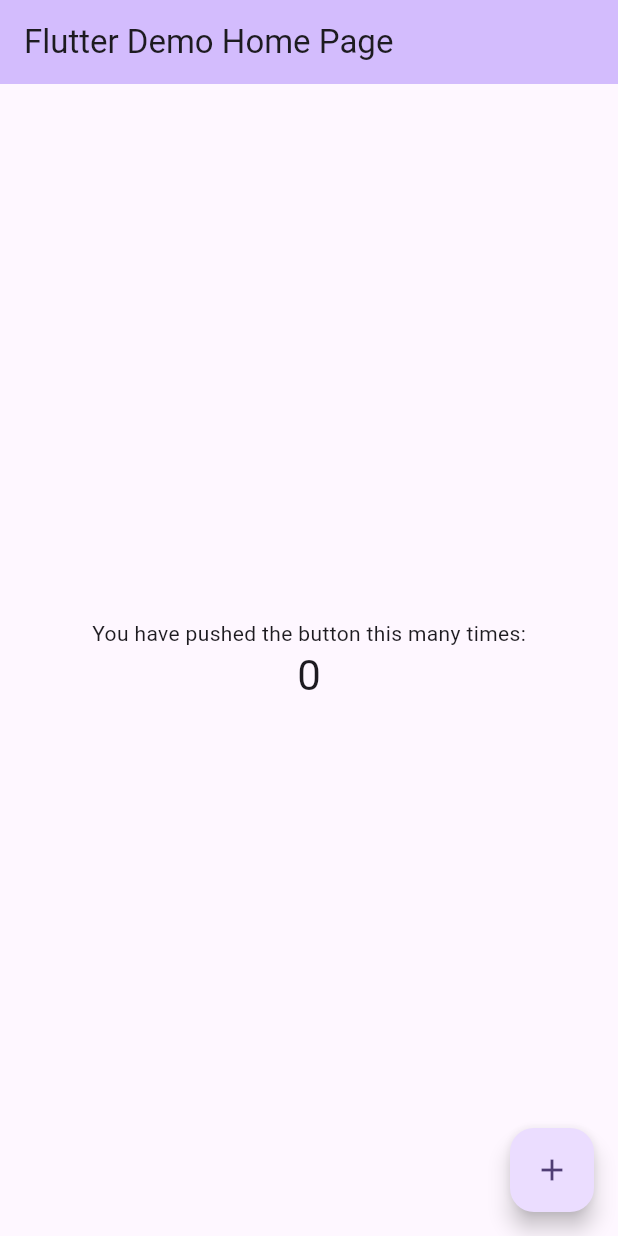
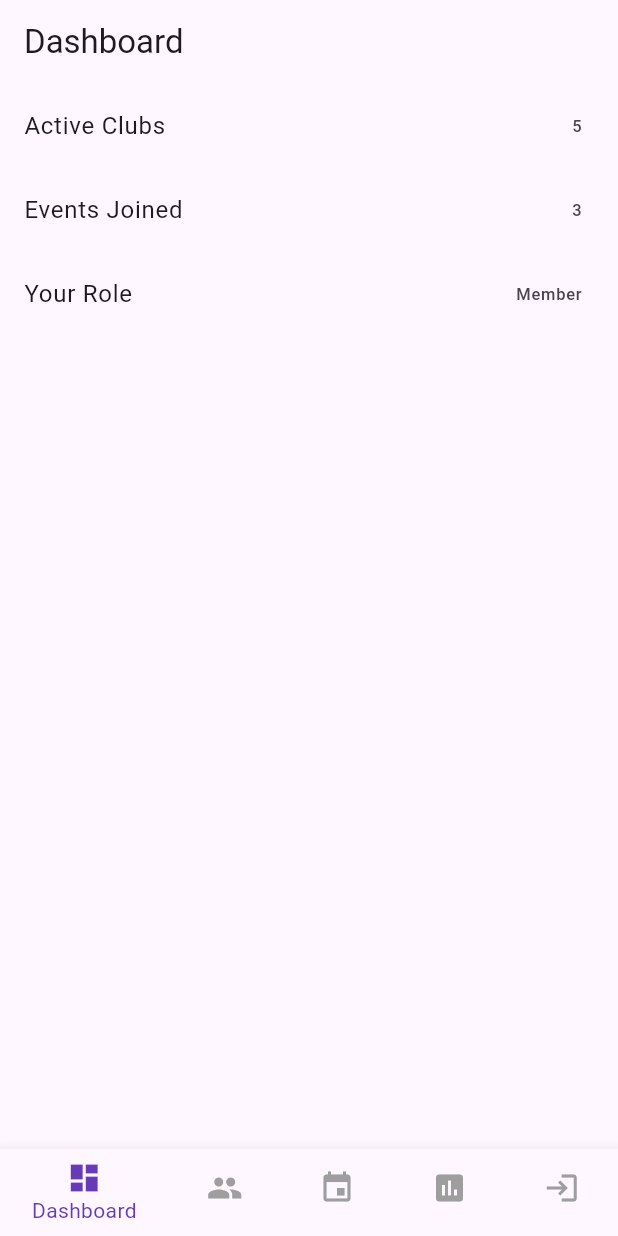
Before and after one commit to abdash1/clubhouse, a Flutter app: the screen it shows after launch, on a phone screen of 412 x 824 dp. Run offline on Flutter 3.47's test engine with Material 3 defaults, Android fonts, the phone set to English and light mode, and no system bars; our stand-ins replace cloud_firestore, flutter_bloc; accounts and stored records are empty.

Commit message:
screens ready

```diff
--- /dev/null
+++ b/lib/features/dashboard/screens/dashboard_screen.dart
@@ -0,0 +1,26 @@
+import 'package:flutter/material.dart';
+
+class DashboardScreen extends StatelessWidget {
+  const DashboardScreen({super.key});
+
+  @override
+  Widget build(BuildContext context) {
+    final dummyStats = {
+      'Active Clubs': 5,
+      'Events Joined': 3,
+      'Your Role': 'Member',
+    };
+
+    return Scaffold(
+      appBar: AppBar(title: const Text('Dashboard')),
+      body: ListView(
+        children: dummyStats.entries.map((entry) {
+          return ListTile(
+            title: Text(entry.key),
+            trailing: Text(entry.value.toString()),
+          );
+        }).toList(),
+      ),
+    );
+  }
+}
--- a/lib/main.dart
+++ b/lib/main.dart
@@ -1,4 +1,9 @@
 import 'package:flutter/material.dart';
+import 'features/auth/screens/login_screen.dart';
+import 'features/clubs/screens/club_list_screen.dart';
+import 'features/events/screens/event_list_screen.dart';
+import 'features/polls/screens/poll_screen.dart';
+import 'features/dashboard/screens/dashboard_screen.dart';
 
 void main() {
   runApp(const MyApp());
@@ -7,116 +12,75 @@ void main() {
 class MyApp extends StatelessWidget {
   const MyApp({super.key});
 
-  // This widget is the root of your application.
   @override
   Widget build(BuildContext context) {
     return MaterialApp(
-      title: 'Flutter Demo',
+      title: 'Clubs App',
       theme: ThemeData(
-        // This is the theme of your application.
-        //
-        // TRY THIS: Try running your application with "flutter run". You'll see
-        // the application has a purple toolbar. Then, without quitting the app,
-        // try changing the seedColor in the colorScheme below to Colors.green
-        // and then invoke "hot reload" (save your changes or press the "hot
-        // reload" button in a Flutter-supported IDE, or press "r" if you used
-        // the command line to start the app).
-        //
-        // Notice that the counter didn't reset back to zero; the application
-        // state is not lost during the reload. To reset the state, use hot
-        // restart instead.
-        //
-        // This works for code too, not just values: Most code changes can be
-        // tested with just a hot reload.
         colorScheme: ColorScheme.fromSeed(seedColor: Colors.deepPurple),
       ),
-      home: const MyHomePage(title: 'Flutter Demo Home Page'),
+      home: const MainScreen(),
     );
   }
 }
 
-class MyHomePage extends StatefulWidget {
-  const MyHomePage({super.key, required this.title});
-
-  // This widget is the home page of your application. It is stateful, meaning
-  // that it has a State object (defined below) that contains fields that affect
-  // how it looks.
-
-  // This class is the configuration for the state. It holds the values (in this
-  // case the title) provided by the parent (in this case the App widget) and
-  // used by the build method of the State. Fields in a Widget subclass are
-  // always marked "final".
-
-  final String title;
+class MainScreen extends StatefulWidget {
+  const MainScreen({super.key});
 
   @override
-  State<MyHomePage> createState() => _MyHomePageState();
+  State<MainScreen> createState() => _MainScreenState();
 }
 
-class _MyHomePageState extends State<MyHomePage> {
-  int _counter = 0;
+class _MainScreenState extends State<MainScreen> {
+  int _selectedIndex = 0;
 
-  void _incrementCounter() {
+  // List of screens
+  static final List<Widget> _screens = [
+    const DashboardScreen(),
+    const ClubListScreen(),
+    const EventListScreen(),
+    const PollScreen(),
+    const LoginScreen(),
+  ];
+
+  void _onItemTapped(int index) {
     setState(() {
-      // This call to setState tells the Flutter framework that something has
-      // changed in this State, which causes it to rerun the build method below
-      // so that the display can reflect the updated values. If we changed
-      // _counter without calling setState(), then the build method would not be
-      // called again, and so nothing would appear to happen.
-      _counter++;
+      _selectedIndex = index;
     });
   }
 
   @override
   Widget build(BuildContext context) {
-    // This method is rerun every time setState is called, for instance as done
-    // by the _incrementCounter method above.
-    //
-    // The Flutter framework has been optimized to make rerunning build methods
-    // fast, so that you can just rebuild anything that needs updating rather
-    // than having to individually change instances of widgets.
     return Scaffold(
-      appBar: AppBar(
-        // TRY THIS: Try changing the color here to a specific color (to
-        // Colors.amber, perhaps?) and trigger a hot reload to see the AppBar
-        // change color while the other colors stay the same.
-        backgroundColor: Theme.of(context).colorScheme.inversePrimary,
-        // Here we take the value from the MyHomePage object that was created by
-        // the App.build method, and use it to set our appbar title.
-        title: Text(widget.title),
+      body: _screens[_selectedIndex],
+      bottomNavigationBar: BottomNavigationBar(
+        currentIndex: _selectedIndex,
+        onTap: _onItemTapped,
+        selectedItemColor: Colors.deepPurple,
+        unselectedItemColor: Colors.grey,
+        items: const [
+          BottomNavigationBarItem(
+            icon: Icon(Icons.dashboard),
+            label: 'Dashboard',
+          ),
+          BottomNavigationBarItem(
+            icon: Icon(Icons.group),
+            label: 'Clubs',
+          ),
+          BottomNavigationBarItem(
+            icon: Icon(Icons.event),
+            label: 'Events',
+          ),
+          BottomNavigationBarItem(
+            icon: Icon(Icons.poll),
+            label: 'Polls',
+          ),
+          BottomNavigationBarItem(
+            icon: Icon(Icons.login),
+            label: 'Login',
+          ),
+        ],
       ),
-      body: Center(
-        // Center is a layout widget. It takes a single child and positions it
-        // in the middle of the parent.
-        child: Column(
-          // Column is also a layout widget. It takes a list of children and
-          // arranges them vertically. By default, it sizes itself to fit its
-          // children horizontally, and tries to be as tall as its parent.
-          //
-          // Column has various properties to control how it sizes itself and
-          // how it positions its children. Here we use mainAxisAlignment to
-          // center the children vertically; the main axis here is the vertical
-          // axis because Columns are vertical (the cross axis would be
-          // horizontal).
-          //
-          // TRY THIS: Invoke "debug painting" (choose the "Toggle Debug Paint"
-          // action in the IDE, or press "p" in the console), to see the
-          // wireframe for each widget.
-          mainAxisAlignment: MainAxisAlignment.center,
-          children: <Widget>[
-            const Text('You have pushed the button this many times:'),
-            Text(
-              '$_counter',
-              style: Theme.of(context).textTheme.headlineMedium,
-            ),
-          ],
-        ),
-      ),
-      floatingActionButton: FloatingActionButton(
-        onPressed: _incrementCounter,
-        tooltip: 'Increment',
-        child: const Icon(Icons.add),
-      ), // This trailing comma makes auto-formatting nicer for build methods.
     );
   }
 }
```
Also changed, not shown: lib/core/models/club_model.dart (+13 -0 lines), lib/features/auth/screens/login_screen.dart (added, +31 -0 lines), lib/features/clubs/bloc/club_bloc.dart (+33 -0 lines), lib/features/clubs/repository/club_repository.dart (+15 -0 lines), lib/features/clubs/screens/club_list_screen.dart (added, +28 -0 lines), lib/features/events/screens/event_list_screen.dart (added, +28 -0 lines), lib/features/polls/screens/poll_screen.dart (added, +36 -0 lines), 1 other file.
